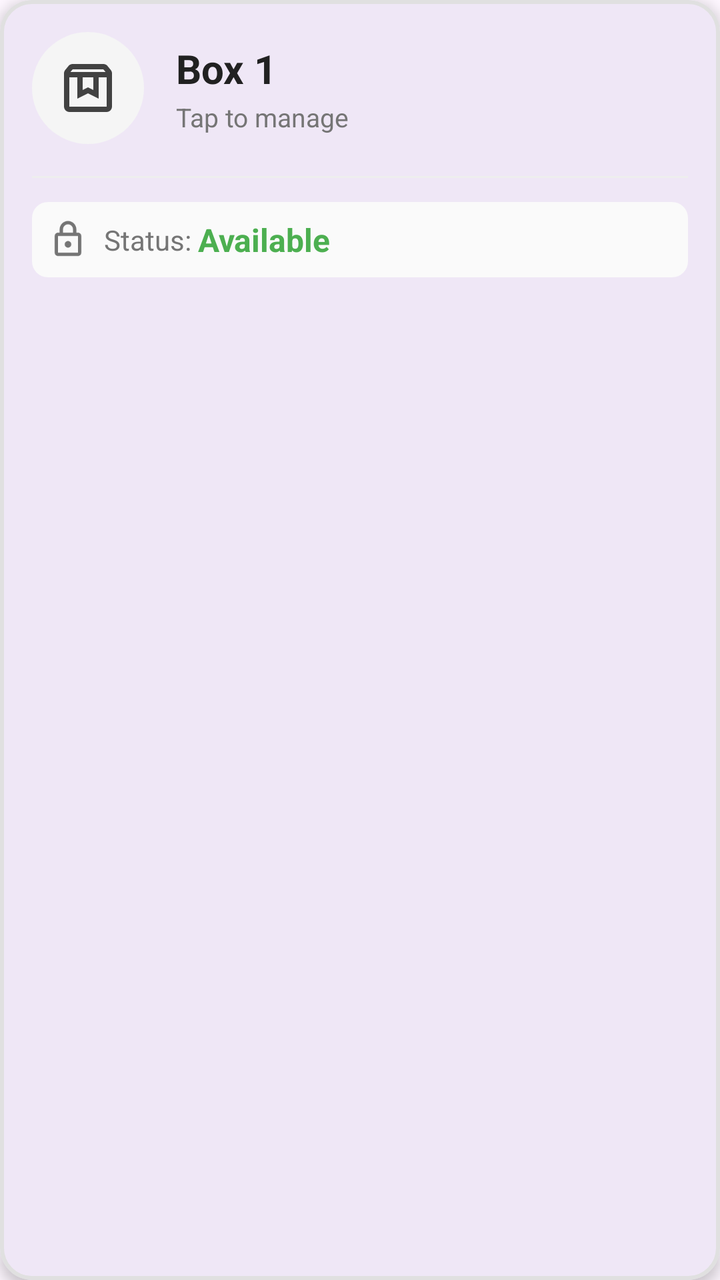
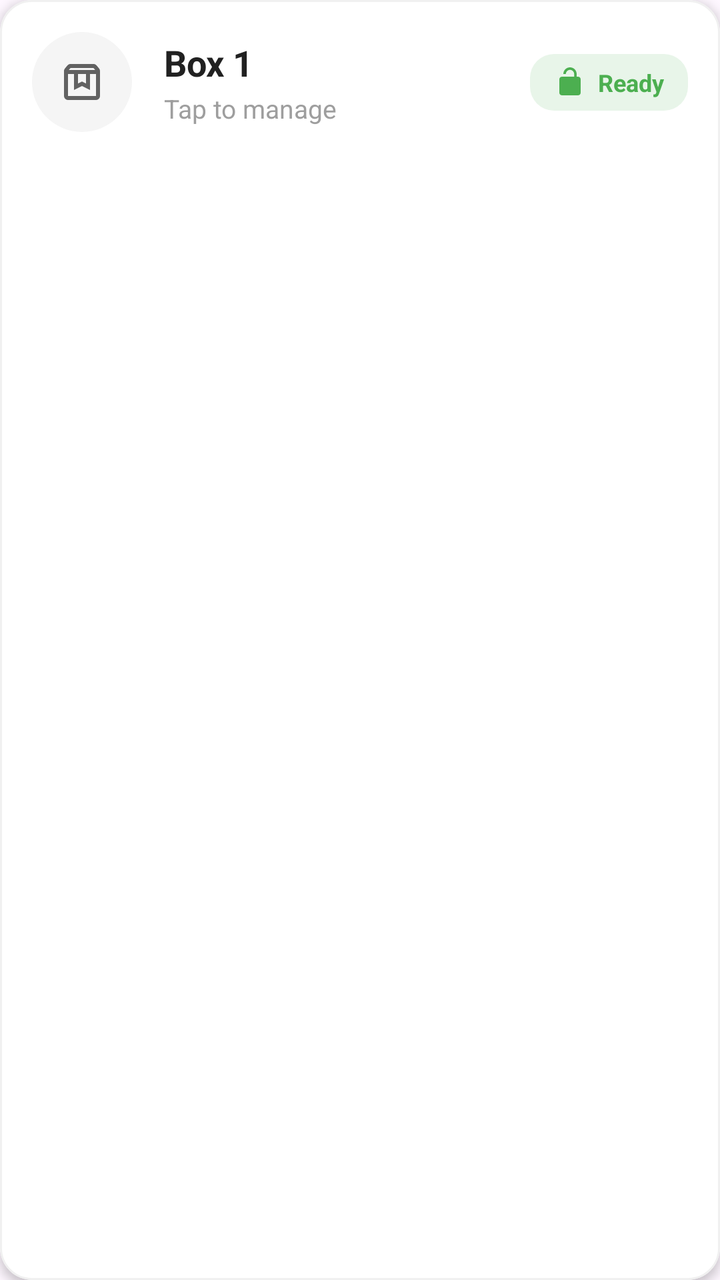

The first picture is an Android layout as it rendered before a commit; the second is the same layout after the commit. The layout source and the unified diff follow.
<!-- AndroidManifest.xml: application theme Theme.SmartFoodDeliveryBox -->
<!-- res/layout/item_box.xml -->
<?xml version="1.0" encoding="utf-8"?>
<com.google.android.material.card.MaterialCardView
    xmlns:android="http://schemas.android.com/apk/res/android"
    xmlns:app="http://schemas.android.com/apk/res-auto"
    android:id="@+id/cardView"
    android:layout_width="match_parent"
    android:layout_height="wrap_content"
    android:layout_marginBottom="16dp"
    android:layout_marginStart="8dp"
    android:layout_marginEnd="8dp"
    app:cardCornerRadius="16dp"
    app:cardElevation="4dp"
    app:strokeWidth="2dp"
    app:strokeColor="#E0E0E0">

    <LinearLayout
        android:layout_width="match_parent"
        android:layout_height="wrap_content"
        android:orientation="vertical"
        android:padding="16dp">

        
        <LinearLayout
            android:layout_width="match_parent"
            android:layout_height="wrap_content"
            android:orientation="horizontal"
            android:gravity="center_vertical">

            
            <FrameLayout
                android:layout_width="56dp"
                android:layout_height="56dp"
                android:background="@drawable/circle_background"
                android:backgroundTint="#F5F5F5">

                <ImageView
                    android:layout_width="32dp"
                    android:layout_height="32dp"
                    android:layout_gravity="center"
                    android:src="@drawable/ic_box"
                    app:tint="#424242"/>
            </FrameLayout>

            
            <LinearLayout
                android:layout_width="0dp"
                android:layout_height="wrap_content"
                android:layout_weight="1"
                android:orientation="vertical"
                android:layout_marginStart="16dp">

                <LinearLayout
                    android:layout_width="match_parent"
                    android:layout_height="wrap_content"
                    android:orientation="horizontal"
                    android:gravity="center_vertical">

                    <TextView
                        android:id="@+id/tvBoxNumber"
                        android:layout_width="0dp"
                        android:layout_height="wrap_content"
                        android:layout_weight="1"
                        android:text="Box 1"
                        android:textSize="20sp"
                        android:textStyle="bold"
                        android:textColor="#212121"/>

                    
                    <TextView
                        android:id="@+id/tvPhysical"
                        android:layout_width="wrap_content"
                        android:layout_height="wrap_content"
                        android:text="ONLINE"
                        android:textSize="10sp"
                        android:textStyle="bold"
                        android:textColor="#4CAF50"
                        android:background="@drawable/badge_background"
                        android:backgroundTint="#E8F5E9"
                        android:paddingStart="8dp"
                        android:paddingEnd="8dp"
                        android:paddingTop="4dp"
                        android:paddingBottom="4dp"
                        android:visibility="gone"/>
                </LinearLayout>

                <TextView
                    android:id="@+id/tvLocation"
                    android:layout_width="wrap_content"
                    android:layout_height="wrap_content"
                    android:text="Tap to manage"
                    android:textSize="13sp"
                    android:textColor="#757575"
                    android:layout_marginTop="2dp"/>
            </LinearLayout>
        </LinearLayout>

        
        <View
            android:layout_width="match_parent"
            android:layout_height="1dp"
            android:background="#EEEEEE"
            android:layout_marginTop="16dp"
            android:layout_marginBottom="12dp"/>

        
        <LinearLayout
            android:layout_width="match_parent"
            android:layout_height="wrap_content"
            android:orientation="horizontal"
            android:gravity="center_vertical"
            android:background="@drawable/rounded_background"
            android:backgroundTint="#FAFAFA"
            android:padding="8dp">

            <ImageView
                android:id="@+id/ivStatusIcon"
                android:layout_width="20dp"
                android:layout_height="20dp"
                android:src="@drawable/ic_lock"
                app:tint="#757575"
                android:layout_marginEnd="8dp"/>

            <TextView
                android:layout_width="wrap_content"
                android:layout_height="wrap_content"
                android:text="Status: "
                android:textSize="14sp"
                android:textColor="#757575"/>

            <TextView
                android:id="@+id/tvStatus"
                android:layout_width="wrap_content"
                android:layout_height="wrap_content"
                android:text="Available"
                android:textSize="16sp"
                android:textStyle="bold"
                android:textColor="#4CAF50"/>
        </LinearLayout>

    </LinearLayout>
</com.google.android.material.card.MaterialCardView>
<!-- resources referenced by this layout -->
<resources>
  <!-- drawable badge_background (drawable) -->
  <?xml version="1.0" encoding="utf-8"?>
  <shape xmlns:android="http://schemas.android.com/apk/res/android">
      <solid android:color="#4CAF50"/>
      <corners android:radius="12dp"/>
  </shape>
  <!-- drawable circle_background (drawable) -->
  <?xml version="1.0" encoding="utf-8"?>
  <shape xmlns:android="http://schemas.android.com/apk/res/android"
      android:shape="oval">
      <solid android:color="#FFFFFF"/>
  </shape>
  <!-- drawable ic_box (drawable) -->
  <vector xmlns:android="http://schemas.android.com/apk/res/android"
      android:width="24dp"
      android:height="24dp"
      android:viewportWidth="960"
      android:viewportHeight="960">
    <path
        android:pathData="M200,320v440h560v-440L640,320v320l-160,-80 -160,80v-320L200,320ZM200,840q-33,0 -56.5,-23.5T120,760v-499q0,-14 4.5,-27t13.5,-24l50,-61q11,-14 27.5,-21.5T250,120h460q18,0 34.5,7.5T772,149l50,61q9,11 13.5,24t4.5,27v499q0,33 -23.5,56.5T760,840L200,840ZM216,240h528l-34,-40L250,200l-34,40ZM400,320v190l80,-40 80,40v-190L400,320ZM200,320h560,-560Z"
        android:fillColor="#e3e3e3"/>
  </vector>
  <!-- drawable ic_lock (drawable) -->
  <vector xmlns:android="http://schemas.android.com/apk/res/android"
      android:width="24dp"
      android:height="24dp"
      android:viewportWidth="960"
      android:viewportHeight="960">
    <path
        android:pathData="M240,880q-33,0 -56.5,-23.5T160,800v-400q0,-33 23.5,-56.5T240,320h40v-80q0,-83 58.5,-141.5T480,40q83,0 141.5,58.5T680,240v80h40q33,0 56.5,23.5T800,400v400q0,33 -23.5,56.5T720,880L240,880ZM240,800h480v-400L240,400v400ZM480,680q33,0 56.5,-23.5T560,600q0,-33 -23.5,-56.5T480,520q-33,0 -56.5,23.5T400,600q0,33 23.5,56.5T480,680ZM360,320h240v-80q0,-50 -35,-85t-85,-35q-50,0 -85,35t-35,85v80ZM240,800v-400,400Z"
        android:fillColor="#e3e3e3"/>
  </vector>
  <!-- drawable rounded_background (drawable) -->
  <?xml version="1.0" encoding="utf-8"?>
  <shape xmlns:android="http://schemas.android.com/apk/res/android"
      android:shape="rectangle">
      <solid android:color="#FFFFFF" />
      <corners android:radius="8dp" />
  </shape>
  <style name="Theme.SmartFoodDeliveryBox" parent="Base.Theme.SmartFoodDeliveryBox" />
  <style name="Base.Theme.SmartFoodDeliveryBox" parent="Theme.Material3.DayNight.NoActionBar">
          
          
      </style>
</resources>

<!-- the commit's change to res/layout/item_box.xml (unified diff, before → after) -->
@@ -5,137 +5,119 @@
     android:id="@+id/cardView"
     android:layout_width="match_parent"
     android:layout_height="wrap_content"
-    android:layout_marginBottom="16dp"
-    android:layout_marginStart="8dp"
-    android:layout_marginEnd="8dp"
+    android:layout_marginBottom="12dp"
+    android:layout_marginHorizontal="8dp"
+    android:clickable="true"
+    android:focusable="true"
+    android:foreground="?attr/selectableItemBackground"
     app:cardCornerRadius="16dp"
-    app:cardElevation="4dp"
-    app:strokeWidth="2dp"
-    app:strokeColor="#E0E0E0">
+    app:cardElevation="3dp"
+    app:cardBackgroundColor="@color/white"
+    app:strokeWidth="1dp"
+    app:strokeColor="#F0F0F0">
 
-    <LinearLayout
+    <androidx.constraintlayout.widget.ConstraintLayout
         android:layout_width="match_parent"
         android:layout_height="wrap_content"
-        android:orientation="vertical"
         android:padding="16dp">
 
         
+        <FrameLayout
+            android:id="@+id/iconContainer"
+            android:layout_width="50dp"
+            android:layout_height="50dp"
+            android:background="@drawable/circle_background"
+            android:backgroundTint="#F5F5F5"
+            app:layout_constraintStart_toStartOf="parent"
+            app:layout_constraintTop_toTopOf="parent"
+            app:layout_constraintBottom_toBottomOf="parent">
+
+            <ImageView
+                android:id="@+id/ivBoxIcon"
+                android:layout_width="24dp"
+                android:layout_height="24dp"
+                android:layout_gravity="center"
+                android:src="@drawable/ic_box"
+                app:tint="#616161"/>
+        </FrameLayout>
+
+        
         <LinearLayout
-            android:layout_width="match_parent"
+            android:layout_width="0dp"
             android:layout_height="wrap_content"
-            android:orientation="horizontal"
-            android:gravity="center_vertical">
+            android:orientation="vertical"
+            android:layout_marginStart="16dp"
+            android:layout_marginEnd="8dp"
+            app:layout_constraintStart_toEndOf="@id/iconContainer"
+            app:layout_constraintEnd_toStartOf="@id/statusContainer"
+            app:layout_constraintTop_toTopOf="parent"
+            app:layout_constraintBottom_toBottomOf="parent">
+
+            <TextView
+                android:id="@+id/tvBoxNumber"
+                android:layout_width="wrap_content"
+                android:layout_height="wrap_content"
+                android:text="Box 1"
+                android:textSize="18sp"
+                android:textStyle="bold"
+                android:textColor="#212121"/>
+
+            <TextView
+                android:id="@+id/tvLocation"
+                android:layout_width="wrap_content"
+                android:layout_height="wrap_content"
+                android:text="Tap to manage"
+                android:textSize="13sp"
+                android:textColor="#9E9E9E"
+                android:layout_marginTop="2dp"/>
 
             
-            <FrameLayout
-                android:layout_width="56dp"
-                android:layout_height="56dp"
-                android:background="@drawable/circle_background"
-                android:backgroundTint="#F5F5F5">
+            <TextView
+                android:id="@+id/tvPhysical"
+                android:layout_width="wrap_content"
+                android:layout_height="wrap_content"
+                android:text="• ONLINE"
+                android:textSize="11sp"
+                android:textStyle="bold"
+                android:textColor="#4CAF50"
+                android:visibility="gone"
+                android:layout_marginTop="2dp"/>
 
-                <ImageView
-                    android:layout_width="32dp"
-                    android:layout_height="32dp"
-                    android:layout_gravity="center"
-                    android:src="@drawable/ic_box"
-                    app:tint="#424242"/>
-            </FrameLayout>
-
-            
-            <LinearLayout
-                android:layout_width="0dp"
-                android:layout_height="wrap_content"
-                android:layout_weight="1"
-                android:orientation="vertical"
-                android:layout_marginStart="16dp">
-
-                <LinearLayout
-                    android:layout_width="match_parent"
-                    android:layout_height="wrap_content"
-                    android:orientation="horizontal"
-                    android:gravity="center_vertical">
-
-                    <TextView
-                        android:id="@+id/tvBoxNumber"
-                        android:layout_width="0dp"
-                        android:layout_height="wrap_content"
-                        android:layout_weight="1"
-                        android:text="Box 1"
-                        android:textSize="20sp"
-                        android:textStyle="bold"
-                        android:textColor="#212121"/>
-
-                    
-                    <TextView
-                        android:id="@+id/tvPhysical"
-                        android:layout_width="wrap_content"
-                        android:layout_height="wrap_content"
-                        android:text="ONLINE"
-                        android:textSize="10sp"
-                        android:textStyle="bold"
-                        android:textColor="#4CAF50"
-                        android:background="@drawable/badge_background"
-                        android:backgroundTint="#E8F5E9"
-                        android:paddingStart="8dp"
-                        android:paddingEnd="8dp"
-                        android:paddingTop="4dp"
-                        android:paddingBottom="4dp"
-                        android:visibility="gone"/>
-                </LinearLayout>
-
-                <TextView
-                    android:id="@+id/tvLocation"
-                    android:layout_width="wrap_content"
-                    android:layout_height="wrap_content"
-                    android:text="Tap to manage"
-                    android:textSize="13sp"
-                    android:textColor="#757575"
-                    android:layout_marginTop="2dp"/>
-            </LinearLayout>
         </LinearLayout>
 
         
-        <View
-            android:layout_width="match_parent"
-            android:layout_height="1dp"
-            android:background="#EEEEEE"
-            android:layout_marginTop="16dp"
-            android:layout_marginBottom="12dp"/>
-
-        
         <LinearLayout
-            android:layout_width="match_parent"
+            android:id="@+id/statusContainer"
+            android:layout_width="wrap_content"
             android:layout_height="wrap_content"
             android:orientation="horizontal"
-            android:gravity="center_vertical"
-            android:background="@drawable/rounded_background"
-            android:backgroundTint="#FAFAFA"
-            android:padding="8dp">
+            android:gravity="center"
+            android:paddingHorizontal="12dp"
+            android:paddingVertical="6dp"
+            android:background="@drawable/badge_background"
+            android:backgroundTint="#E8F5E9"
+            app:layout_constraintEnd_toEndOf="parent"
+            app:layout_constraintTop_toTopOf="parent"
+            app:layout_constraintBottom_toBottomOf="parent">
 
             <ImageView
                 android:id="@+id/ivStatusIcon"
-                android:layout_width="20dp"
-                android:layout_height="20dp"
-                android:src="@drawable/ic_lock"
-                app:tint="#757575"
-                android:layout_marginEnd="8dp"/>
-
-            <TextView
-                android:layout_width="wrap_content"
-                android:layout_height="wrap_content"
-                android:text="Status: "
-                android:textSize="14sp"
-                android:textColor="#757575"/>
+                android:layout_width="16dp"
+                android:layout_height="16dp"
+                android:src="@drawable/ic_lock_open"
+                app:tint="#4CAF50"
+                android:layout_marginEnd="6dp"/>
 
             <TextView
                 android:id="@+id/tvStatus"
                 android:layout_width="wrap_content"
                 android:layout_height="wrap_content"
-                android:text="Available"
-                android:textSize="16sp"
+                android:text="Ready"
+                android:textSize="12sp"
                 android:textStyle="bold"
                 android:textColor="#4CAF50"/>
         </LinearLayout>
 
-    </LinearLayout>
+    </androidx.constraintlayout.widget.ConstraintLayout>
+
 </com.google.android.material.card.MaterialCardView>
<!-- resource entries referenced after the edit -->
@@ -1,5 +1,6 @@
 <!-- resources referenced by this layout -->
 <resources>
+  <color name="white">#FFFFFFFF</color>
   <!-- drawable badge_background (drawable) -->
   <?xml version="1.0" encoding="utf-8"?>
   <shape xmlns:android="http://schemas.android.com/apk/res/android">
@@ -22,23 +23,16 @@
         android:pathData="M200,320v440h560v-440L640,320v320l-160,-80 -160,80v-320L200,320ZM200,840q-33,0 -56.5,-23.5T120,760v-499q0,-14 4.5,-27t13.5,-24l50,-61q11,-14 27.5,-21.5T250,120h460q18,0 34.5,7.5T772,149l50,61q9,11 13.5,24t4.5,27v499q0,33 -23.5,56.5T760,840L200,840ZM216,240h528l-34,-40L250,200l-34,40ZM400,320v190l80,-40 80,40v-190L400,320ZM200,320h560,-560Z"
         android:fillColor="#e3e3e3"/>
   </vector>
-  <!-- drawable ic_lock (drawable) -->
+  <!-- drawable ic_lock_open (drawable) -->
   <vector xmlns:android="http://schemas.android.com/apk/res/android"
       android:width="24dp"
       android:height="24dp"
-      android:viewportWidth="960"
-      android:viewportHeight="960">
-    <path
-        android:pathData="M240,880q-33,0 -56.5,-23.5T160,800v-400q0,-33 23.5,-56.5T240,320h40v-80q0,-83 58.5,-141.5T480,40q83,0 141.5,58.5T680,240v80h40q33,0 56.5,23.5T800,400v400q0,33 -23.5,56.5T720,880L240,880ZM240,800h480v-400L240,400v400ZM480,680q33,0 56.5,-23.5T560,600q0,-33 -23.5,-56.5T480,520q-33,0 -56.5,23.5T400,600q0,33 23.5,56.5T480,680ZM360,320h240v-80q0,-50 -35,-85t-85,-35q-50,0 -85,35t-35,85v80ZM240,800v-400,400Z"
-        android:fillColor="#e3e3e3"/>
+      android:viewportWidth="24"
+      android:viewportHeight="24">
+      <path
+          android:fillColor="#757575"
+          android:pathData="M12,17c1.1,0 2,-0.9 2,-2s-0.9,-2 -2,-2 -2,0.9 -2,2S10.9,17 12,17zM18,8h-1V6c0,-2.76 -2.24,-5 -5,-5S7,3.24 7,6h1.9c0,-1.71 1.39,-3.1 3.1,-3.1 1.71,0 3.1,1.39 3.1,3.1v2H6c-1.1,0 -2,0.9 -2,2v10c0,1.1 0.9,2 2,2h12c1.1,0 2,-0.9 2,-2V10C20,8.9 19.1,8 18,8z"/>
   </vector>
-  <!-- drawable rounded_background (drawable) -->
-  <?xml version="1.0" encoding="utf-8"?>
-  <shape xmlns:android="http://schemas.android.com/apk/res/android"
-      android:shape="rectangle">
-      <solid android:color="#FFFFFF" />
-      <corners android:radius="8dp" />
-  </shape>
   <style name="Theme.SmartFoodDeliveryBox" parent="Base.Theme.SmartFoodDeliveryBox" />
   <style name="Base.Theme.SmartFoodDeliveryBox" parent="Theme.Material3.DayNight.NoActionBar">
           
